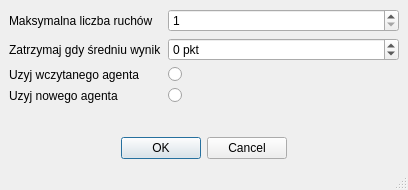
Above: templatki/templatkaUruchamianieui.ui from vatrasar/licencjat before the change. Below: the same form after it.
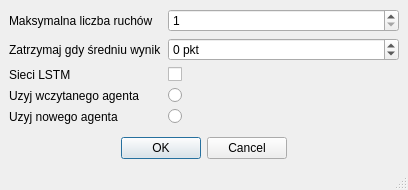
That is the form after the change.

Commit message: add LSTM checkbx

The edit to the form file:
```diff
--- a/templatki/templatkaUruchamianieui.ui
+++ b/templatki/templatkaUruchamianieui.ui
@@ -60,7 +60,7 @@
         </property>
        </widget>
       </item>
-      <item row="2" column="1">
+      <item row="3" column="1">
        <widget class="QRadioButton" name="saved_agent_radio">
         <property name="layoutDirection">
          <enum>Qt::LeftToRight</enum>
@@ -70,27 +70,41 @@
         </property>
        </widget>
       </item>
-      <item row="2" column="0">
+      <item row="3" column="0">
        <widget class="QLabel" name="label_3">
         <property name="text">
          <string>Uzyj wczytanego agenta</string>
         </property>
        </widget>
       </item>
-      <item row="3" column="1">
+      <item row="4" column="1">
        <widget class="QRadioButton" name="new_agent_radio">
         <property name="text">
          <string/>
         </property>
        </widget>
       </item>
-      <item row="3" column="0">
+      <item row="4" column="0">
        <widget class="QLabel" name="label_4">
         <property name="text">
          <string>Uzyj nowego agenta</string>
         </property>
        </widget>
       </item>
+      <item row="2" column="0">
+       <widget class="QLabel" name="label_5">
+        <property name="text">
+         <string>Sieci LSTM</string>
+        </property>
+       </widget>
+      </item>
+      <item row="2" column="1">
+       <widget class="QCheckBox" name="Is_LSTM_checkbox">
+        <property name="text">
+         <string/>
+        </property>
+       </widget>
+      </item>
      </layout>
     </item>
     <item alignment="Qt::AlignHCenter">
```
The commit also changes 18 other files.
